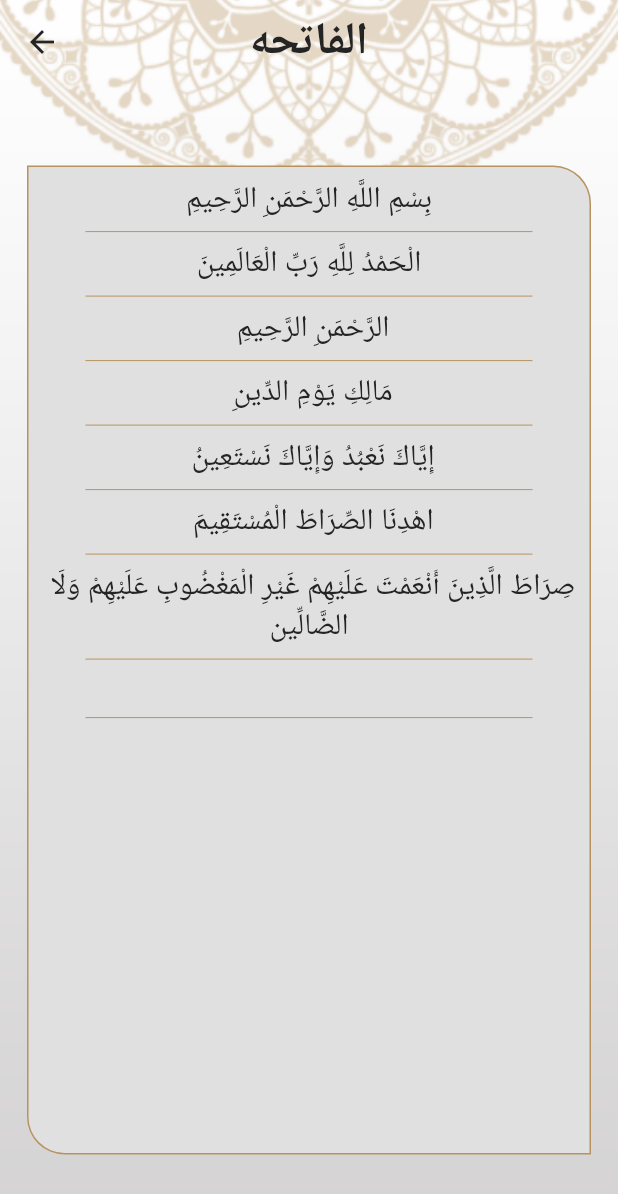
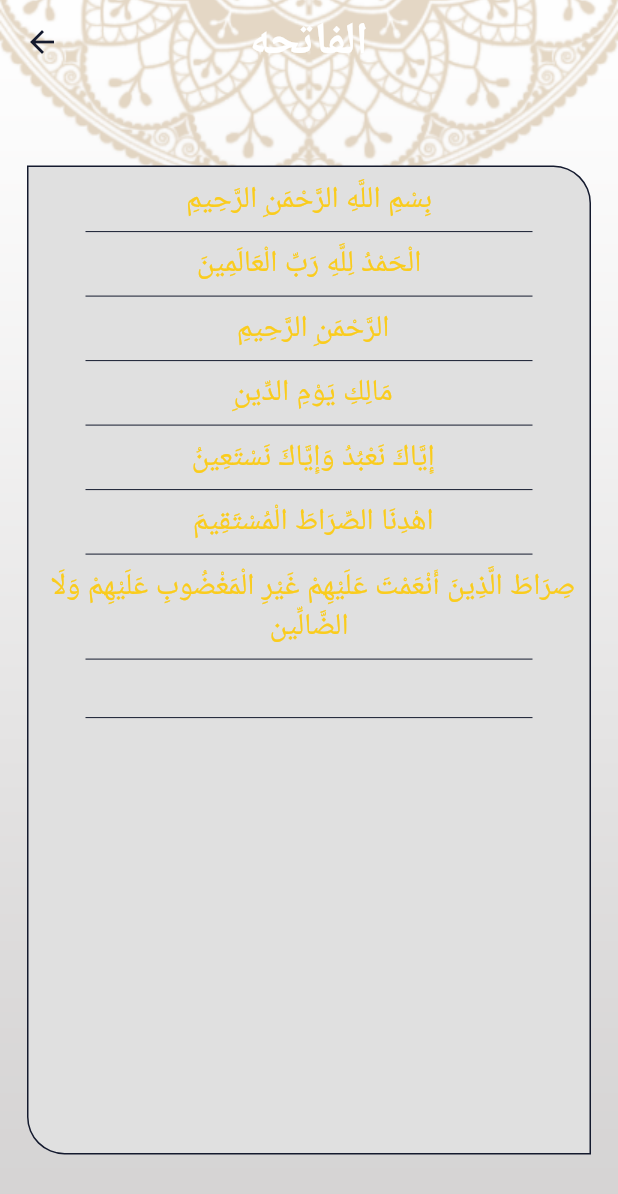
Before and after one commit to mohamedhamouda7897/islami_c7_str, a Flutter app: the screen it shows after launch, after a tap on "الفاتحه", on a phone screen of 412 x 824 dp. Shown: the top 1194 px of the screen. Run offline on Flutter 3.47's test engine with Material 2 defaults, Android fonts, the phone set to English and light mode, and no system bars; generated files the repository leaves out were written again.

```diff
--- /dev/null
+++ b/l10n.yaml
@@ -0,0 +1,3 @@
+arb-dir: lib/l10n
+template-arb-file: app_en.arb
+output-localization-file: app_localizations.dart
--- a/lib/home/home_screen.dart
+++ b/lib/home/home_screen.dart
@@ -4,6 +4,7 @@ import 'package:islami_c7_str/home/tabs/quran.dart';
 import 'package:islami_c7_str/home/tabs/radio.dart';
 import 'package:islami_c7_str/home/tabs/sebha.dart';
 import 'package:islami_c7_str/my_theme.dart';
+import 'package:flutter_gen/gen_l10n/app_localizations.dart';
 
 class HomeScreen extends StatefulWidget {
   static const String routeName = 'home';
@@ -28,13 +29,13 @@ class _HomeScreenState extends State<HomeScreen> {
         Scaffold(
           appBar: AppBar(
             title: Text(
-              'Islami',
+              AppLocalizations.of(context)!.title,
               style: Theme.of(context).textTheme.headline1,
             ),
             centerTitle: true,
           ),
           bottomNavigationBar: BottomNavigationBar(
-            backgroundColor: MyThemeData.colorGold,
+            backgroundColor: Theme.of(context).colorScheme.primary,
             onTap: (index) {
               currentIndex = index;
               setState(() {});
@@ -44,22 +45,22 @@ class _HomeScreenState extends State<HomeScreen> {
               BottomNavigationBarItem(
                 icon: ImageIcon(AssetImage('assets/images/quran.png')),
                 label: 'Quran',
-                backgroundColor: MyThemeData.colorGold,
+                backgroundColor: Theme.of(context).colorScheme.primary,
               ),
               BottomNavigationBarItem(
                 icon: ImageIcon(AssetImage('assets/images/radio.png')),
                 label: 'Radio',
-                backgroundColor: MyThemeData.colorGold,
+                backgroundColor: Theme.of(context).colorScheme.primary,
               ),
               BottomNavigationBarItem(
                 icon: ImageIcon(AssetImage('assets/images/sebaha.png')),
                 label: 'Sebha',
-                backgroundColor: MyThemeData.colorGold,
+                backgroundColor: Theme.of(context).colorScheme.primary,
               ),
               BottomNavigationBarItem(
                 icon: ImageIcon(AssetImage('assets/images/ahadeth.png')),
                 label: 'Ahadeth',
-                backgroundColor: MyThemeData.colorGold,
+                backgroundColor: Theme.of(context).colorScheme.primary,
               ),
             ],
           ),
--- a/lib/home/tabs/quran.dart
+++ b/lib/home/tabs/quran.dart
@@ -1,5 +1,6 @@
 import 'package:flutter/material.dart';
 
+import 'package:flutter_gen/gen_l10n/app_localizations.dart';
 import '../../my_theme.dart';
 import '../sura_name_item.dart';
 
@@ -127,18 +128,18 @@ class QuranScreen extends StatelessWidget {
       children: [
         Image.asset('assets/images/quran_main_bg.png'),
         Divider(
-          color: MyThemeData.colorGold,
+          color: Theme.of(context).colorScheme.primary,
           thickness: 3,
         ),
         Text(
-          'Sura Name',
+          AppLocalizations.of(context)!.sura_Name,
           style: Theme.of(context)
               .textTheme
               .headline1
-              ?.copyWith(color: MyThemeData.colorGold),
+              ?.copyWith(color: Theme.of(context).colorScheme.primary),
         ),
         Divider(
-          color: MyThemeData.colorGold,
+          color: Theme.of(context).colorScheme.primary,
           thickness: 3,
         ),
         Expanded(
@@ -148,7 +149,7 @@ class QuranScreen extends StatelessWidget {
                   thickness: 1,
                   indent: 25,
                   endIndent: 25,
-                  color: MyThemeData.colorGold,
+                  color: Theme.of(context).colorScheme.primary,
                 );
               },
               itemCount: suraNames.length,
--- /dev/null
+++ b/lib/l10n/app_ar.arb
@@ -0,0 +1,5 @@
+{
+  "title": "إسلامي",
+  "ahadeth": "أحاديث",
+  "sura_Name": "اسم السور"
+}
--- /dev/null
+++ b/lib/l10n/app_en.arb
@@ -0,0 +1,5 @@
+{
+  "title": "Islami",
+  "ahadeth": "Ahadeth",
+  "sura_Name": "Sura Name"
+}
--- a/lib/main.dart
+++ b/lib/main.dart
@@ -1,13 +1,22 @@
 import 'package:flutter/material.dart';
 import 'package:islami_c7_str/home/home_screen.dart';
 import 'package:islami_c7_str/sura_view.dart';
-
+import 'package:flutter_localizations/flutter_localizations.dart';
 import 'hadeth_deatils/hadeth_details.dart';
 import 'my_theme.dart';
+import 'package:flutter_gen/gen_l10n/app_localizations.dart';
 
 void main() {
   runApp(
     MaterialApp(
+      localizationsDelegates: [
+        AppLocalizations.delegate, // Add this line
+        GlobalMaterialLocalizations.delegate,
+        GlobalWidgetsLocalizations.delegate,
+        GlobalCupertinoLocalizations.delegate,
+      ],
+      supportedLocales: [Locale('en'), Locale('ar')],
+      locale: Locale('en'),
       initialRoute: HomeScreen.routeName,
       routes: {
         HomeScreen.routeName: (c) => HomeScreen(),
@@ -17,7 +26,7 @@ void main() {
       debugShowCheckedModeBanner: false,
       theme: MyThemeData.lightTheme,
       darkTheme: MyThemeData.darkTheme,
-      themeMode: ThemeMode.light,
+      themeMode: ThemeMode.dark,
     ),
   );
 }
--- a/lib/sura_view.dart
+++ b/lib/sura_view.dart
@@ -43,12 +43,13 @@ class _SuraDetailsState extends State<SuraDetails> {
                         borderRadius: BorderRadius.only(
                             topRight: Radius.circular(25),
                             bottomLeft: Radius.circular(25)),
-                        border: Border.all(color: MyThemeData.colorGold)),
+                        border: Border.all(
+                            color: Theme.of(context).colorScheme.primary)),
                     height: MediaQuery.of(context).size.height * .80,
                     margin: EdgeInsets.symmetric(horizontal: 18),
                     child: ListView.separated(
                         separatorBuilder: (_, index) => Divider(
-                              color: MyThemeData.colorGold,
+                              color: Theme.of(context).colorScheme.primary,
                               indent: 30,
                               endIndent: 30,
                             ),
```
Also changed, not shown: lib/home/tabs/ahadeth.dart (+4 -5 lines), lib/my_theme.dart (+45 -4 lines), pubspec.yaml (+4 -3 lines), pubspec.lock.
